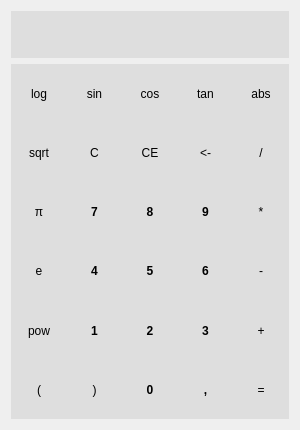
This is mainwindow.ui in Octtoc/QT-Calc as Qt 5 draws it before an edit. The edited form follows.
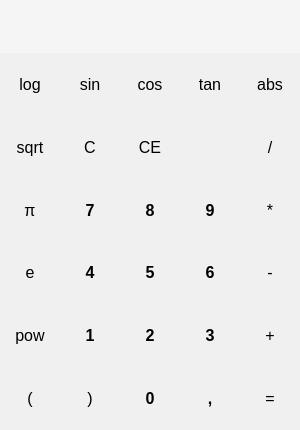
This is the edited form. Icons and pictures are not drawn. Custom widgets are drawn as their Qt base class.

Commit message: code design + app design changes

What changed in the file:
```diff
--- a/mainwindow.ui
+++ b/mainwindow.ui
@@ -21,7 +21,7 @@
   </property>
   <property name="styleSheet">
    <string notr="true">QPushButton {
-background-color: rgb(222,222,222);
+background-color: rgb(240,240,240);
 border: none;
 }
 
@@ -31,12 +31,32 @@
 }
 
 QPushButton:hover:pressed {
+background-color: rgb(200,200,200);
+border: none;
+}
+
+QPushButton:pressed {
 background-color: rgb(140,140,140);
 border: none;
 }</string>
   </property>
   <widget class="QWidget" name="centralWidget">
    <layout class="QGridLayout" name="gridLayout">
+    <property name="leftMargin">
+     <number>0</number>
+    </property>
+    <property name="topMargin">
+     <number>0</number>
+    </property>
+    <property name="rightMargin">
+     <number>0</number>
+    </property>
+    <property name="bottomMargin">
+     <number>0</number>
+    </property>
+    <property name="spacing">
+     <number>0</number>
+    </property>
     <item row="1" column="0">
      <layout class="QGridLayout" name="gridText">
       <property name="sizeConstraint">
@@ -53,6 +73,11 @@
           <verstretch>0</verstretch>
          </sizepolicy>
         </property>
+        <property name="font">
+         <font>
+          <pointsize>12</pointsize>
+         </font>
+        </property>
         <property name="text">
          <string>/</string>
         </property>
@@ -68,7 +93,7 @@
         </property>
         <property name="font">
          <font>
-          <pointsize>9</pointsize>
+          <pointsize>12</pointsize>
           <weight>75</weight>
           <bold>true</bold>
          </font>
@@ -88,6 +113,7 @@
         </property>
         <property name="font">
          <font>
+          <pointsize>12</pointsize>
           <weight>75</weight>
           <bold>true</bold>
          </font>
@@ -105,6 +131,11 @@
           <verstretch>0</verstretch>
          </sizepolicy>
         </property>
+        <property name="font">
+         <font>
+          <pointsize>12</pointsize>
+         </font>
+        </property>
         <property name="text">
          <string>)</string>
         </property>
@@ -118,6 +149,11 @@
           <verstretch>0</verstretch>
          </sizepolicy>
         </property>
+        <property name="font">
+         <font>
+          <pointsize>12</pointsize>
+         </font>
+        </property>
         <property name="text">
          <string>(</string>
         </property>
@@ -131,6 +167,11 @@
           <verstretch>0</verstretch>
          </sizepolicy>
         </property>
+        <property name="font">
+         <font>
+          <pointsize>12</pointsize>
+         </font>
+        </property>
         <property name="text">
          <string>+</string>
         </property>
@@ -144,6 +185,11 @@
           <verstretch>0</verstretch>
          </sizepolicy>
         </property>
+        <property name="font">
+         <font>
+          <pointsize>12</pointsize>
+         </font>
+        </property>
         <property name="text">
          <string>C</string>
         </property>
@@ -157,6 +203,11 @@
           <verstretch>0</verstretch>
          </sizepolicy>
         </property>
+        <property name="font">
+         <font>
+          <pointsize>12</pointsize>
+         </font>
+        </property>
         <property name="text">
          <string>=</string>
         </property>
@@ -170,6 +221,11 @@
           <verstretch>0</verstretch>
          </sizepolicy>
         </property>
+        <property name="font">
+         <font>
+          <pointsize>12</pointsize>
+         </font>
+        </property>
         <property name="text">
          <string>-</string>
         </property>
@@ -183,6 +239,11 @@
           <verstretch>0</verstretch>
          </sizepolicy>
         </property>
+        <property name="font">
+         <font>
+          <pointsize>12</pointsize>
+         </font>
+        </property>
         <property name="text">
          <string>*</string>
         </property>
@@ -196,6 +257,11 @@
           <verstretch>0</verstretch>
          </sizepolicy>
         </property>
+        <property name="font">
+         <font>
+          <pointsize>12</pointsize>
+         </font>
+        </property>
         <property name="text">
          <string>CE</string>
         </property>
@@ -209,8 +275,23 @@
           <verstretch>0</verstretch>
          </sizepolicy>
         </property>
+        <property name="font">
+         <font>
+          <pointsize>12</pointsize>
+         </font>
+        </property>
         <property name="text">
-         <string>&lt;-</string>
+         <string/>
+        </property>
+        <property name="icon">
+         <iconset>
+          <normaloff>ic_backspace_black_48dp_1x.png</normaloff>ic_backspace_black_48dp_1x.png</iconset>
+        </property>
+        <property name="checkable">
+         <bool>false</bool>
+        </property>
+        <property name="flat">
+         <bool>false</bool>
         </property>
        </widget>
       </item>
@@ -224,7 +305,7 @@
         </property>
         <property name="font">
          <font>
-          <pointsize>9</pointsize>
+          <pointsize>12</pointsize>
           <weight>75</weight>
           <bold>true</bold>
          </font>
@@ -244,7 +325,7 @@
         </property>
         <property name="font">
          <font>
-          <pointsize>9</pointsize>
+          <pointsize>12</pointsize>
           <weight>75</weight>
           <bold>true</bold>
          </font>
@@ -264,7 +345,7 @@
         </property>
         <property name="font">
          <font>
-          <pointsize>9</pointsize>
+          <pointsize>12</pointsize>
           <weight>75</weight>
           <bold>true</bold>
          </font>
@@ -284,6 +365,7 @@
         </property>
         <property name="font">
          <font>
+          <pointsize>12</pointsize>
           <weight>75</weight>
           <bold>true</bold>
          </font>
@@ -303,7 +385,7 @@
         </property>
         <property name="font">
          <font>
-          <pointsize>9</pointsize>
+          <pointsize>12</pointsize>
           <weight>75</weight>
           <bold>true</bold>
          </font>
@@ -323,7 +405,7 @@
         </property>
         <property name="font">
          <font>
-          <pointsize>9</pointsize>
+          <pointsize>12</pointsize>
           <weight>75</weight>
           <bold>true</bold>
          </font>
@@ -343,7 +425,7 @@
         </property>
         <property name="font">
          <font>
-          <pointsize>9</pointsize>
+          <pointsize>12</pointsize>
           <weight>75</weight>
           <bold>true</bold>
          </font>
@@ -363,7 +445,7 @@
         </property>
         <property name="font">
          <font>
-          <pointsize>9</pointsize>
+          <pointsize>12</pointsize>
           <weight>75</weight>
           <bold>true</bold>
          </font>
@@ -383,7 +465,7 @@
         </property>
         <property name="font">
          <font>
-          <pointsize>9</pointsize>
+          <pointsize>12</pointsize>
           <weight>75</weight>
           <bold>true</bold>
          </font>
@@ -401,6 +483,11 @@
           <verstretch>0</verstretch>
          </sizepolicy>
         </property>
+        <property name="font">
+         <font>
+          <pointsize>12</pointsize>
+         </font>
+        </property>
         <property name="text">
          <string>sin</string>
         </property>
@@ -414,6 +501,11 @@
           <verstretch>0</verstretch>
          </sizepolicy>
         </property>
+        <property name="font">
+         <font>
+          <pointsize>12</pointsize>
+         </font>
+        </property>
         <property name="text">
          <string>cos</string>
         </property>
@@ -427,6 +519,11 @@
           <verstretch>0</verstretch>
          </sizepolicy>
         </property>
+        <property name="font">
+         <font>
+          <pointsize>12</pointsize>
+         </font>
+        </property>
         <property name="text">
          <string>tan</string>
         </property>
@@ -440,6 +537,11 @@
           <verstretch>0</verstretch>
          </sizepolicy>
         </property>
+        <property name="font">
+         <font>
+          <pointsize>12</pointsize>
+         </font>
+        </property>
         <property name="text">
          <string>sqrt</string>
         </property>
@@ -453,6 +555,11 @@
           <verstretch>0</verstretch>
          </sizepolicy>
         </property>
+        <property name="font">
+         <font>
+          <pointsize>12</pointsize>
+         </font>
+        </property>
         <property name="text">
          <string>π</string>
         </property>
@@ -466,6 +573,11 @@
           <verstretch>0</verstretch>
          </sizepolicy>
         </property>
+        <property name="font">
+         <font>
+          <pointsize>12</pointsize>
+         </font>
+        </property>
         <property name="text">
          <string>e</string>
         </property>
@@ -479,6 +591,11 @@
           <verstretch>0</verstretch>
          </sizepolicy>
         </property>
+        <property name="font">
+         <font>
+          <pointsize>12</pointsize>
+         </font>
+        </property>
         <property name="text">
          <string>log</string>
         </property>
@@ -492,6 +609,11 @@
           <verstretch>0</verstretch>
          </sizepolicy>
         </property>
+        <property name="font">
+         <font>
+          <pointsize>12</pointsize>
+         </font>
+        </property>
         <property name="text">
          <string>pow</string>
         </property>
@@ -505,6 +627,11 @@
           <verstretch>0</verstretch>
          </sizepolicy>
         </property>
+        <property name="font">
+         <font>
+          <pointsize>12</pointsize>
+         </font>
+        </property>
         <property name="text">
          <string>abs</string>
         </property>
@@ -523,13 +650,15 @@
       <property name="font">
        <font>
         <family>SimSun-ExtB</family>
-        <pointsize>24</pointsize>
+        <pointsize>28</pointsize>
+        <weight>75</weight>
+        <bold>true</bold>
        </font>
       </property>
       <property name="styleSheet">
        <string notr="true">border: none;
 color: black;
-background-color: rgb(222,222,222);</string>
+background-color: rgb(245,245,245);</string>
       </property>
      </widget>
     </item>
```
Left out of the diff: 58 changed lines with no effect on the pictures. The commit also changes 7 other files.
